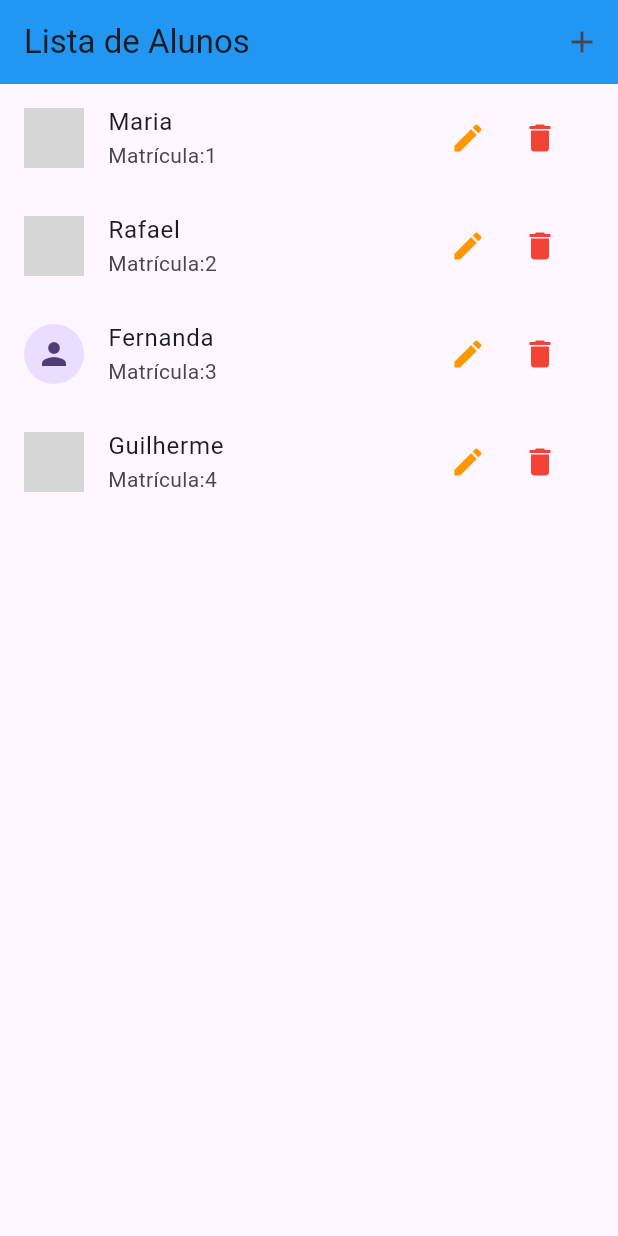
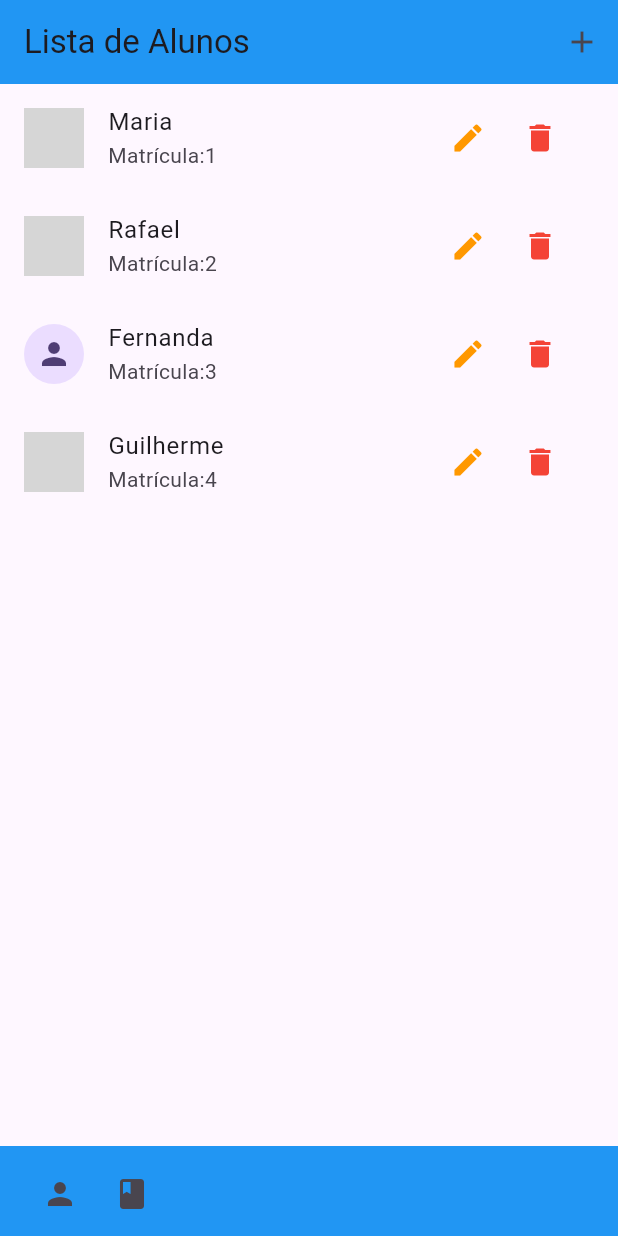
Before and after one commit to LucasHanchop/flutter-frontend, a Flutter app: the screen it shows after launch, on a phone screen of 412 x 824 dp. Run offline on Flutter 3.47's test engine with Material 2 defaults, Android fonts, the light colour scheme and no system bars; network calls fail; grey boxes are pictures that could not be loaded.

Commit message:
Bottom Navigation added

```diff
--- a/lib/components/discipline.tile.dart
+++ b/lib/components/discipline.tile.dart
@@ -37,14 +37,14 @@ class DisciplineTile extends StatelessWidget {
                       TextButton(
                         child: const Text("Não"),
                         onPressed: () {
-                          Navigator.of(context).pop();
+                          Navigator.pop(context);
                         },
                       ),
                       TextButton(
                         child: const Text("Sim"),
                         onPressed: () {
                           Provider.of<Disciplines>(context, listen: false).remove(discipline);
-                          Navigator.of(context).pop();
+                          Navigator.pop(context);
                         },
                       )
                         ],
--- a/lib/components/student.tile.dart
+++ b/lib/components/student.tile.dart
@@ -42,14 +42,14 @@ class StudentTile extends StatelessWidget {
                       TextButton(
                         child: const Text("Não"),
                         onPressed: () {
-                          Navigator.of(context).pop();
+                          Navigator.pop(context);
                         },
                       ),
                       TextButton(
                         child: const Text("Sim"),
                         onPressed: () {
                           Provider.of<Students>(context, listen: false).remove(student);
-                          Navigator.of(context).pop();
+                          Navigator.pop(context);
                         },
                       )
                         ],
--- a/lib/main.dart
+++ b/lib/main.dart
@@ -1,4 +1,5 @@
 import 'package:flutter/material.dart';
+import 'package:mbtech_frontend/providers/disciplines.dart';
 import 'package:mbtech_frontend/providers/students.dart';
 import 'package:mbtech_frontend/routes/app_routes.dart';
 import 'package:mbtech_frontend/views/discipline_form.dart';
@@ -19,6 +20,9 @@ class MyApp extends StatelessWidget {
       providers: [
         ChangeNotifierProvider(
           create: (ctx) => Students()
+        ),
+        ChangeNotifierProvider(
+          create: (ctx) => Disciplines()
         )
       ],
       child: MaterialApp(
--- a/lib/views/discipline_form.dart
+++ b/lib/views/discipline_form.dart
@@ -38,7 +38,7 @@ class _DisciplineFormState extends State<DisciplineForm> {
                       room: _formData['room']!,
                     )
                   );
-                  Navigator.of(context).pop();
+                  Navigator.pop(context);
                 },
                 icon: const Icon(Icons.save))
           ]),
--- a/lib/views/student_form.dart
+++ b/lib/views/student_form.dart
@@ -52,7 +52,7 @@ class _StudentFormState extends State<StudentForm> {
                   enrollment: int.parse(_formData['enrollment']!),
                   avatarUrl: _formData['avatarUrl']!,
                 ));
-                Navigator.of(context).pop();
+                Navigator.pop(context);
               },
               icon: const Icon(Icons.save))
         ],
--- a/lib/views/student_list.dart
+++ b/lib/views/student_list.dart
@@ -2,6 +2,7 @@ import 'package:flutter/material.dart';
 import 'package:mbtech_frontend/components/student.tile.dart';
 import 'package:mbtech_frontend/providers/students.dart';
 import 'package:mbtech_frontend/routes/app_routes.dart';
+import 'package:mbtech_frontend/views/discipline_list.dart';
 import 'package:provider/provider.dart';
 
 class StudentList extends StatelessWidget {
@@ -18,9 +19,7 @@ class StudentList extends StatelessWidget {
         actions: <Widget>[
           IconButton(
               onPressed: () {
-                Navigator.of(context).pushNamed(
-                  AppRoutes.STUDENT_FORM
-                );
+                Navigator.of(context).pushNamed(AppRoutes.STUDENT_FORM);
               },
               icon: const Icon(Icons.add))
         ],
@@ -28,6 +27,26 @@ class StudentList extends StatelessWidget {
       body: ListView.builder(
           itemCount: students.count,
           itemBuilder: (ctx, i) => StudentTile(students.byIndex(i))),
+      bottomNavigationBar: BottomAppBar(
+          color: Colors.blue,
+          height: 60,
+          child: Row(children: <Widget>[
+            IconButton(
+              tooltip: 'Alunos',
+              icon: const Icon(Icons.person),
+              onPressed: () {},
+            ),
+            IconButton(
+              tooltip: 'Disciplinas',
+              icon: const Icon(Icons.book_rounded),
+              onPressed: () {
+                Navigator.push(
+                    context,
+                    MaterialPageRoute(
+                        builder: (ctx) => const DisciplineList()));
+              },
+            ),
+          ])),
     );
   }
 }
```
Also changed, not shown: lib/views/discipline_list.dart (+23 -4 lines).
